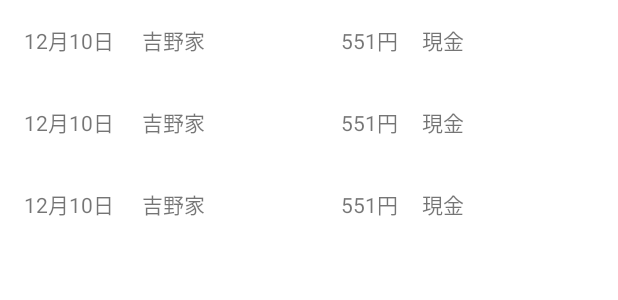
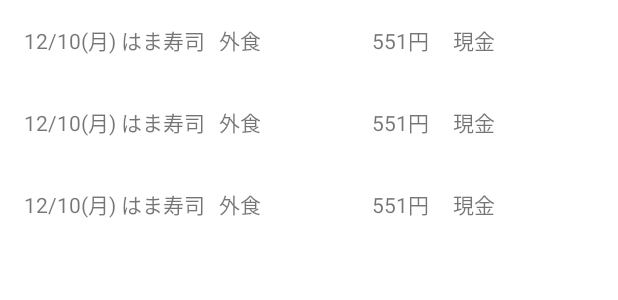
Before and after one commit to ShinKitahara/okanenavi_app, an Android app: the layout fragment_home.xml on its own in the app's theme, with its tools: preview values and no code run, on a phone screen of 412 x 824 dp. Shown: the top 300 px of the screen. Run offline under Robolectric (Android 15) with nearby library versions, the phone set to English and light mode, and no system bars.

Commit message:
change item lise view to show location

```diff
--- a/app/src/main/java/okanenavi/co/jp/ui/home/CreateActivity.kt
+++ b/app/src/main/java/okanenavi/co/jp/ui/home/CreateActivity.kt
@@ -52,11 +52,6 @@ class CreateActivity : AppCompatActivity() {
             .setSelection(MaterialDatePicker.todayInUtcMilliseconds())
             .build()
     }
-
-    /*private val timePicker: MaterialTimePicker by lazy {
-        Locale.setDefault(Locale.JAPAN)
-        MaterialTimePicker.Builder().setTimeFormat(TimeFormat.CLOCK_24H).build()
-    }*/
 
     private val timePicker: MaterialTimePicker by lazy {
         val now = Calendar.getInstance()
--- a/app/src/main/java/okanenavi/co/jp/ui/home/HomeRecyclerAdapter.kt
+++ b/app/src/main/java/okanenavi/co/jp/ui/home/HomeRecyclerAdapter.kt
@@ -17,9 +17,10 @@ class HomeRecyclerAdapter(private val listener: (Record) -> Unit) :
         RecyclerView.ViewHolder(binding.root) {
         fun bind(item: Record) {
             val created = Date(item.date ?: 0)
-            binding.createdText.text = SimpleDateFormat("M月d日").format(created)
+            binding.createdText.text = SimpleDateFormat("MM/dd(E)").format(created)
+            binding.placeText.text = item.place
             binding.debitText.text = item.debit
-            binding.priceText.text = NumberFormat.getInstance().format(item.price) + " 円"
+            binding.priceText.text = "¥ " + NumberFormat.getInstance().format(item.price) // + " 円"
             binding.creditText.text = item.credit
         }
 
--- a/app/src/main/res/layout/item_record.xml
+++ b/app/src/main/res/layout/item_record.xml
@@ -15,11 +15,21 @@
             android:id="@+id/created_text"
             android:layout_width="0dp"
             android:layout_height="wrap_content"
-            android:layout_weight="0.55"
-            tools:text="12月10日" />
-        <Space
+            android:layout_weight="0.7"
+            tools:text="12/10(月)" />
+
+        <androidx.appcompat.widget.AppCompatTextView
+            android:id="@+id/place_text"
+            android:layout_width="0dp"
+            android:layout_height="wrap_content"
+            android:layout_weight="0.7"
+            android:gravity="left"
+            android:maxLines="1"
+            tools:text="はま寿司" />
+
+<!--        <Space
             android:layout_width="@dimen/activity_vertical_margin"
-            android:layout_height="0dp" />
+            android:layout_height="0dp" />-->
 
         <androidx.appcompat.widget.AppCompatTextView
             android:id="@+id/debit_text"
@@ -27,7 +37,8 @@
             android:layout_height="wrap_content"
             android:layout_weight="1"
             android:gravity="left"
-            tools:text="吉野家" />
+            android:maxLines="1"
+            tools:text="外食" />
 
         <androidx.appcompat.widget.AppCompatTextView
             android:id="@+id/price_text"
@@ -35,6 +46,7 @@
             android:layout_height="wrap_content"
             android:layout_weight="0.5"
             android:gravity="end"
+            android:maxLines="1"
             tools:text="551円" />
 
         <Space
@@ -47,6 +59,7 @@
             android:layout_height="wrap_content"
             android:layout_weight="1"
             android:gravity="left"
+            android:maxLines="1"
             tools:text="現金" />
 
     </androidx.appcompat.widget.LinearLayoutCompat>
```
